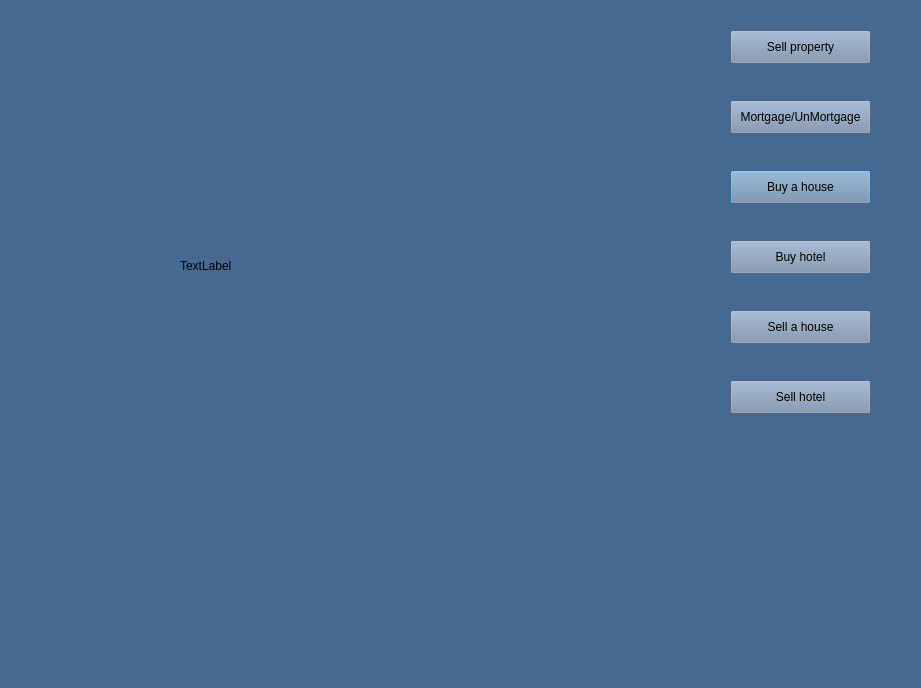
shaahinfaezi/Monopoly, file Monopoly/my_properties.ui: the form before one commit.
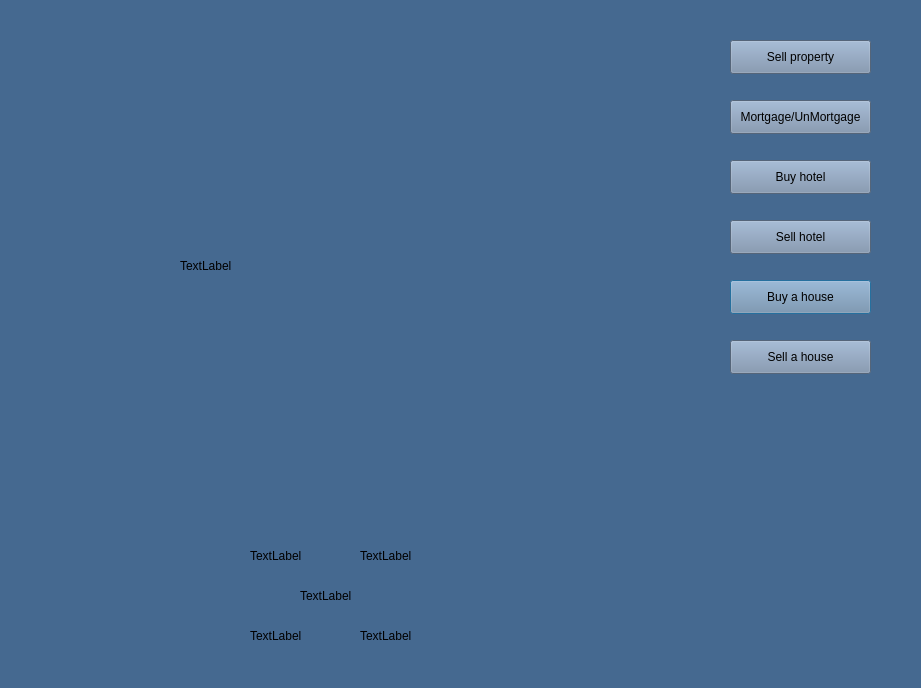
The form after the commit.

What changed in the file:
```diff
--- a/Monopoly/my_properties.ui
+++ b/Monopoly/my_properties.ui
@@ -21,7 +21,7 @@
    <property name="geometry">
     <rect>
      <x>730</x>
-     <y>170</y>
+     <y>280</y>
      <width>141</width>
      <height>34</height>
     </rect>
@@ -38,7 +38,7 @@
    <property name="geometry">
     <rect>
      <x>730</x>
-     <y>240</y>
+     <y>160</y>
      <width>141</width>
      <height>34</height>
     </rect>
@@ -55,7 +55,7 @@
    <property name="geometry">
     <rect>
      <x>730</x>
-     <y>30</y>
+     <y>40</y>
      <width>141</width>
      <height>34</height>
     </rect>
@@ -72,7 +72,7 @@
    <property name="geometry">
     <rect>
      <x>730</x>
-     <y>310</y>
+     <y>340</y>
      <width>141</width>
      <height>34</height>
     </rect>
@@ -89,7 +89,7 @@
    <property name="geometry">
     <rect>
      <x>730</x>
-     <y>380</y>
+     <y>220</y>
      <width>141</width>
      <height>34</height>
     </rect>
@@ -135,8 +135,8 @@
   <widget class="QPushButton" name="pushButton_6">
    <property name="geometry">
     <rect>
-     <x>170</x>
-     <y>540</y>
+     <x>70</x>
+     <y>530</y>
      <width>101</width>
      <height>101</height>
     </rect>
@@ -163,8 +163,8 @@
   <widget class="QPushButton" name="pushButton_8">
    <property name="geometry">
     <rect>
-     <x>410</x>
-     <y>540</y>
+     <x>510</x>
+     <y>530</y>
      <width>101</width>
      <height>101</height>
     </rect>
@@ -187,6 +187,116 @@
     <string/>
    </property>
   </widget>
+  <widget class="QLabel" name="label_2">
+   <property name="geometry">
+    <rect>
+     <x>250</x>
+     <y>530</y>
+     <width>51</width>
+     <height>51</height>
+    </rect>
+   </property>
+   <property name="styleSheet">
+    <string notr="true">background-color: transparent;
+background: none;
+border: none;
+background-repeat: none;
+
+ 
+</string>
+   </property>
+   <property name="text">
+    <string>TextLabel</string>
+   </property>
+  </widget>
+  <widget class="QLabel" name="label_3">
+   <property name="geometry">
+    <rect>
+     <x>360</x>
+     <y>530</y>
+     <width>51</width>
+     <height>51</height>
+    </rect>
+   </property>
+   <property name="styleSheet">
+    <string notr="true">background-color: transparent;
+background: none;
+border: none;
+background-repeat: none;
+
+ 
+</string>
+   </property>
+   <property name="text">
+    <string>TextLabel</string>
+   </property>
+  </widget>
+  <widget class="QLabel" name="label_4">
+   <property name="geometry">
+    <rect>
+     <x>250</x>
+     <y>610</y>
+     <width>51</width>
+     <height>51</height>
+    </rect>
+   </property>
+   <property name="styleSheet">
+    <string notr="true">background-color: transparent;
+background: none;
+border: none;
+background-repeat: none;
+
+ 
+</string>
+   </property>
+   <property name="text">
+    <string>TextLabel</string>
+   </property>
+  </widget>
+  <widget class="QLabel" name="label_5">
+   <property name="geometry">
+    <rect>
+     <x>360</x>
+     <y>610</y>
+     <width>51</width>
+     <height>51</height>
+    </rect>
+   </property>
+   <property name="styleSheet">
+    <string notr="true">background-color: transparent;
+background: none;
+border: none;
+background-repeat: none;
+
+ 
+</string>
+   </property>
+   <property name="text">
+    <string>TextLabel</string>
+   </property>
+  </widget>
+  <widget class="QLabel" name="label_6">
+   <property name="geometry">
+    <rect>
+     <x>300</x>
+     <y>570</y>
+     <width>51</width>
+     <height>51</height>
+    </rect>
+   </property>
+   <property name="styleSheet">
+    <string notr="true">background-color: transparent;
+background: none;
+border: none;
+background-repeat: none;
+
+ 
+</string>
+   </property>
+   <property name="text">
+    <string>TextLabel</string>
+   </property>
+  </widget>
  </widget>
  <resources/>
  <connections/>
```
